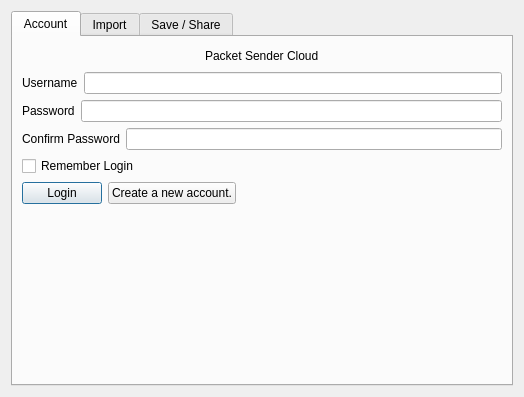
Old version of the form src/cloudui.ui in the repository dannagle/PacketSender.
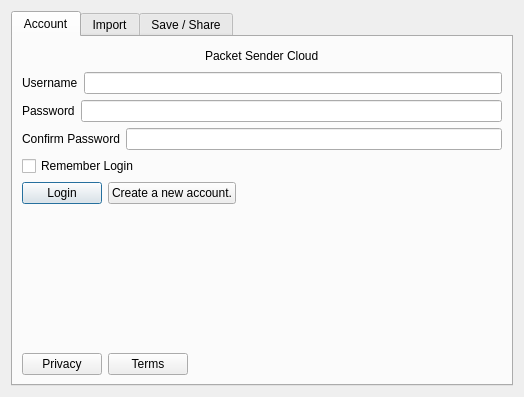
New version of the form. The open tabs and pages were chosen to show the change. Icons and pictures are not drawn.

Commit message: cloud effort

Patch:
```diff
--- a/src/cloudui.ui
+++ b/src/cloudui.ui
@@ -176,6 +176,37 @@
          </property>
         </spacer>
        </item>
+       <item>
+        <layout class="QHBoxLayout" name="horizontalLayout_9">
+         <item>
+          <widget class="QPushButton" name="privacyButton">
+           <property name="text">
+            <string>Privacy</string>
+           </property>
+          </widget>
+         </item>
+         <item>
+          <widget class="QPushButton" name="termsButton">
+           <property name="text">
+            <string>Terms</string>
+           </property>
+          </widget>
+         </item>
+         <item>
+          <spacer name="horizontalSpacer_5">
+           <property name="orientation">
+            <enum>Qt::Horizontal</enum>
+           </property>
+           <property name="sizeHint" stdset="0">
+            <size>
+             <width>40</width>
+             <height>20</height>
+            </size>
+           </property>
+          </spacer>
+         </item>
+        </layout>
+       </item>
       </layout>
      </widget>
      <widget class="QWidget" name="importTab">
```
Left out of the diff: 29 changed lines with no effect on the pictures. Lines whose indentation alone changed are shown as unchanged. The commit also changes 2 other files.
